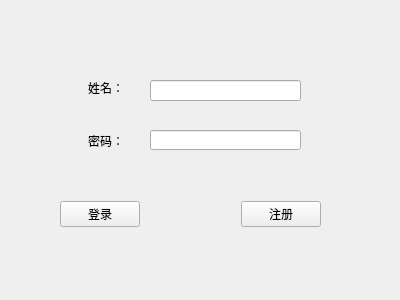
Before: the Qt Designer form login_register/login.ui in h20282/audio_chat_room, drawn with Qt 5.
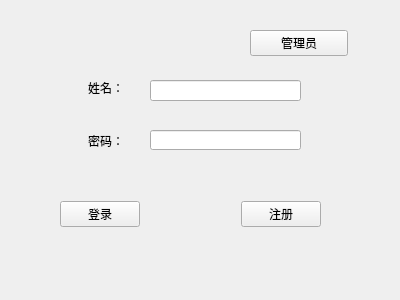
After: the same form once the commit is applied.

```diff
--- a/login_register/login.ui
+++ b/login_register/login.ui
@@ -33,7 +33,7 @@
     </rect>
    </property>
   </widget>
-  <widget class="QWidget" name="">
+  <widget class="QWidget" name="layoutWidget">
    <property name="geometry">
     <rect>
      <x>88</x>
@@ -72,7 +72,7 @@
     </item>
    </layout>
   </widget>
-  <widget class="QWidget" name="">
+  <widget class="QWidget" name="layoutWidget">
    <property name="geometry">
     <rect>
      <x>60</x>
@@ -111,6 +111,19 @@
     </item>
    </layout>
   </widget>
+  <widget class="QPushButton" name="ButtonPass">
+   <property name="geometry">
+    <rect>
+     <x>250</x>
+     <y>30</y>
+     <width>98</width>
+     <height>26</height>
+    </rect>
+   </property>
+   <property name="text">
+    <string>管理员</string>
+   </property>
+  </widget>
  </widget>
  <resources/>
  <connections/>
```
